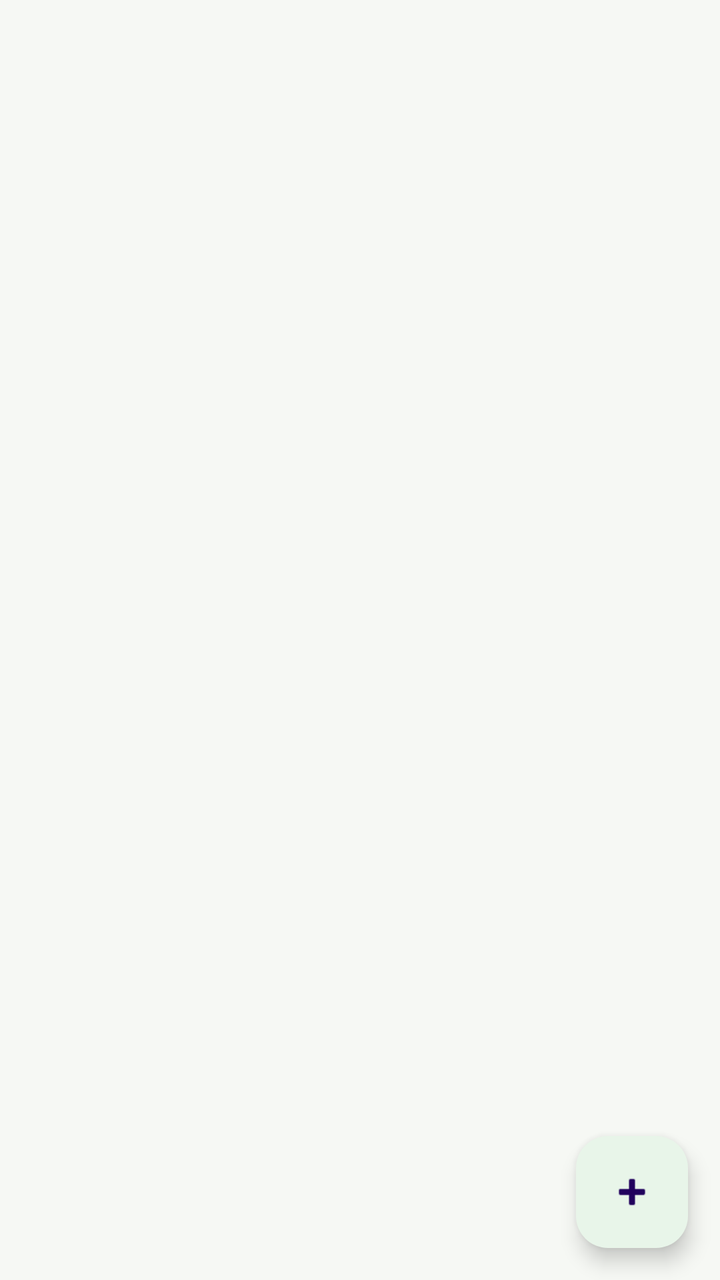
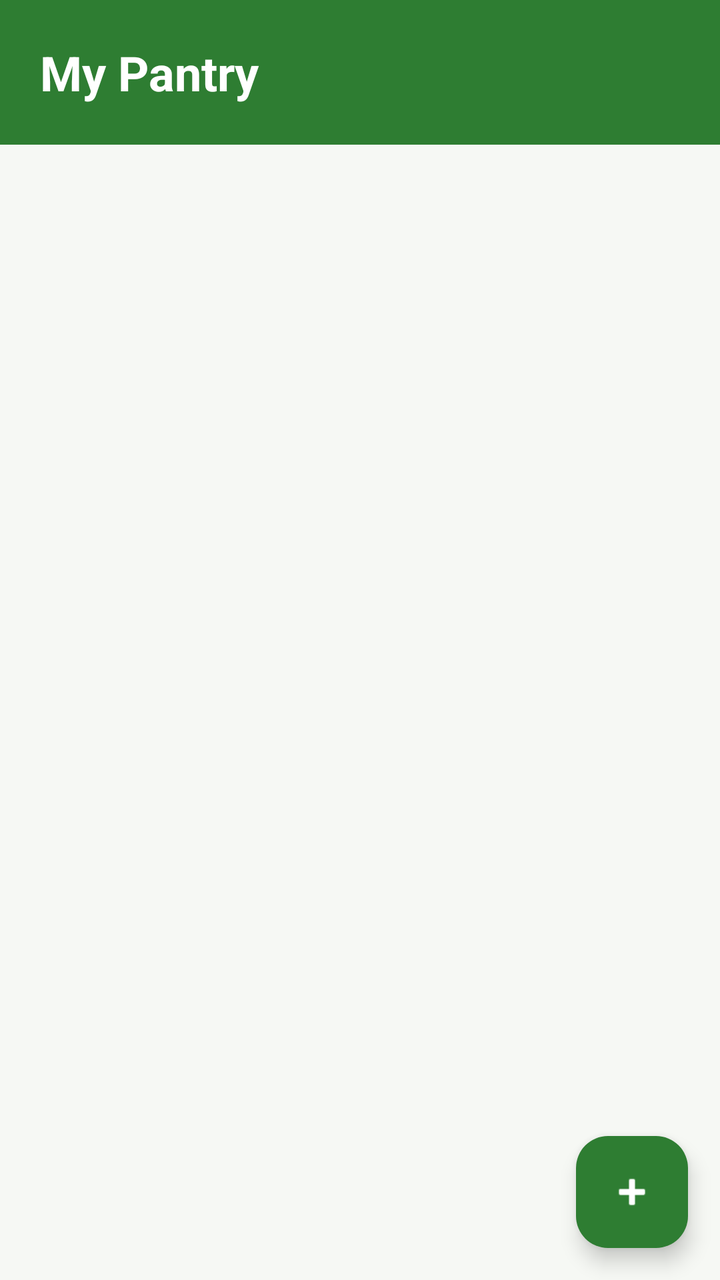

Two renders of the same Android screen: before a commit and after it. Below are the layout's source before the change and the commit's diff.
<!-- AndroidManifest.xml: application theme Theme.SmartPantryManager -->
<!-- res/layout/fragment_pantry.xml -->
<?xml version="1.0" encoding="utf-8"?>
<FrameLayout xmlns:android="http://schemas.android.com/apk/res/android"
    xmlns:app="http://schemas.android.com/apk/res-auto"
    android:layout_width="match_parent"
    android:layout_height="match_parent">

    <androidx.recyclerview.widget.RecyclerView
        android:id="@+id/recycler_pantry"
        android:layout_width="match_parent"
        android:layout_height="match_parent" />

    <TextView
        android:id="@+id/text_empty"
        android:layout_width="wrap_content"
        android:layout_height="wrap_content"
        android:layout_gravity="center"
        android:padding="24dp"
        android:gravity="center"
        android:text="Your pantry is empty. Tap + to add an ingredient."
        android:textSize="16sp"
        android:visibility="gone" />

    <com.google.android.material.floatingactionbutton.FloatingActionButton
        android:id="@+id/fab_add"
        android:layout_width="wrap_content"
        android:layout_height="wrap_content"
        android:layout_gravity="bottom|end"
        android:layout_margin="16dp"
        android:contentDescription="Add ingredient"
        android:src="@android:drawable/ic_input_add" />
</FrameLayout>
<!-- resources referenced by this layout -->
<resources>
  <style name="Theme.SmartPantryManager" parent="Theme.Material3.Light.NoActionBar">
          <item name="colorPrimary">@color/brand_primary</item>
          <item name="colorOnPrimary">@color/white</item>
          <item name="colorPrimaryContainer">@color/brand_container</item>
          <item name="android:colorBackground">@color/app_background</item>
          <item name="android:statusBarColor">@color/app_background</item>
          <item name="android:windowLightStatusBar">true</item>
      </style>
  <color name="brand_primary">#2E7D32</color>
  <color name="white">#FFFFFFFF</color>
  <color name="brand_container">#E8F5E9</color>
  <color name="app_background">#F6F8F4</color>
</resources>

<!-- the commit's change to res/layout/fragment_pantry.xml (unified diff, before → after) -->
@@ -1,31 +1,54 @@
 <?xml version="1.0" encoding="utf-8"?>
-<FrameLayout xmlns:android="http://schemas.android.com/apk/res/android"
+<LinearLayout xmlns:android="http://schemas.android.com/apk/res/android"
     xmlns:app="http://schemas.android.com/apk/res-auto"
     android:layout_width="match_parent"
-    android:layout_height="match_parent">
-
-    <androidx.recyclerview.widget.RecyclerView
-        android:id="@+id/recycler_pantry"
-        android:layout_width="match_parent"
-        android:layout_height="match_parent" />
+    android:layout_height="match_parent"
+    android:orientation="vertical">
 
     <TextView
-        android:id="@+id/text_empty"
-        android:layout_width="wrap_content"
+        android:layout_width="match_parent"
         android:layout_height="wrap_content"
-        android:layout_gravity="center"
-        android:padding="24dp"
-        android:gravity="center"
-        android:text="Your pantry is empty. Tap + to add an ingredient."
-        android:textSize="16sp"
-        android:visibility="gone" />
+        android:background="@color/brand_primary"
+        android:padding="20dp"
+        android:text="My Pantry"
+        android:textColor="@color/white"
+        android:textSize="24sp"
+        android:textStyle="bold" />
 
-    <com.google.android.material.floatingactionbutton.FloatingActionButton
-        android:id="@+id/fab_add"
-        android:layout_width="wrap_content"
-        android:layout_height="wrap_content"
-        android:layout_gravity="bottom|end"
-        android:layout_margin="16dp"
-        android:contentDescription="Add ingredient"
-        android:src="@android:drawable/ic_input_add" />
-</FrameLayout>
+    <FrameLayout
+        android:layout_width="match_parent"
+        android:layout_height="0dp"
+        android:layout_weight="1">
+
+        <androidx.recyclerview.widget.RecyclerView
+            android:id="@+id/recycler_pantry"
+            android:layout_width="match_parent"
+            android:layout_height="match_parent"
+            android:clipToPadding="false"
+            android:paddingTop="8dp"
+            android:paddingBottom="88dp" />
+
+        <TextView
+            android:id="@+id/text_empty"
+            android:layout_width="wrap_content"
+            android:layout_height="wrap_content"
+            android:layout_gravity="center"
+            android:gravity="center"
+            android:padding="24dp"
+            android:text="Your pantry is empty.\nTap + to add an ingredient."
+            android:textColor="@color/text_secondary"
+            android:textSize="16sp"
+            android:visibility="gone" />
+
+        <com.google.android.material.floatingactionbutton.FloatingActionButton
+            android:id="@+id/fab_add"
+            android:layout_width="wrap_content"
+            android:layout_height="wrap_content"
+            android:layout_gravity="bottom|end"
+            android:layout_margin="16dp"
+            android:contentDescription="Add ingredient"
+            app:backgroundTint="@color/brand_primary"
+            app:tint="@color/white"
+            android:src="@android:drawable/ic_input_add" />
+    </FrameLayout>
+</LinearLayout>
<!-- resource entries referenced after the edit -->
@@ -9,6 +9,7 @@
           <item name="android:windowLightStatusBar">true</item>
       </style>
   <color name="brand_primary">#2E7D32</color>
+  <color name="text_secondary">#5F6B5F</color>
   <color name="white">#FFFFFFFF</color>
   <color name="brand_container">#E8F5E9</color>
   <color name="app_background">#F6F8F4</color>
